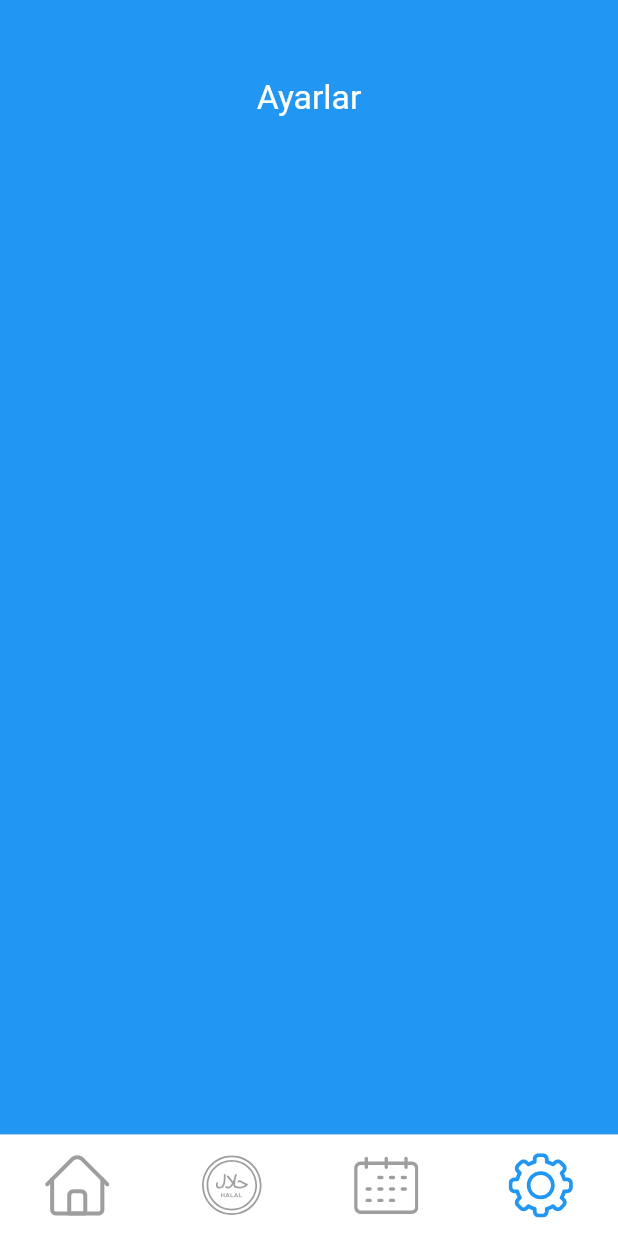
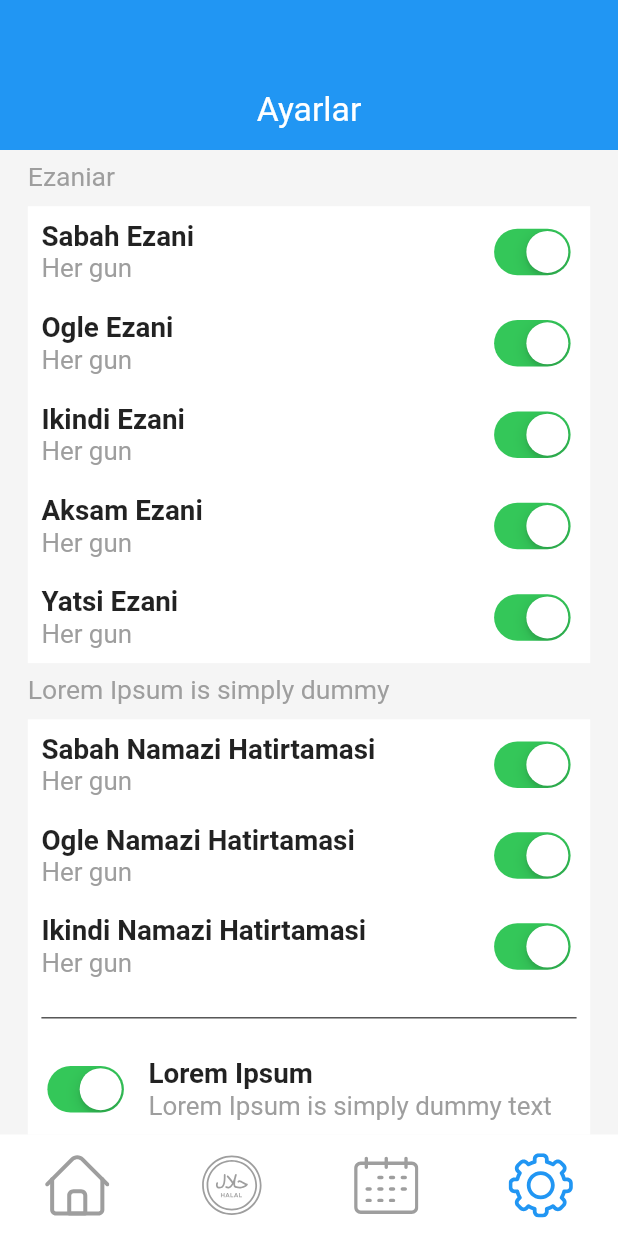
Before and after one commit to ahmadxpanahi/prayer-times, a Flutter app: the screen it shows after launch, item 4 of the bottom bar chosen, on a phone screen of 412 x 824 dp. Run offline on Flutter 3.47's test engine with Material 2 defaults, Android fonts, the phone set to English and light mode, and no system bars; our stand-ins replace flutter_svg.

Commit message:
The settingScreen ui is complete

```diff
--- a/lib/src/feature/main_screen/main_screen.dart
+++ b/lib/src/feature/main_screen/main_screen.dart
@@ -46,7 +46,7 @@ class _MainScreenState extends State<MainScreen> {
       preferredSize: Size.fromHeight(100),
       child: Container(
         padding: EdgeInsets.only(
-            top: SizeConfig.heightMultiplier! >= 7 ? 3.5.rh : 2.2.rh),
+            top: SizeConfig.heightMultiplier! >= 7 ? 5.5.rh : 4.2.rh),
         alignment: Alignment.center,
         color: PColors.primary,
         height: 13.3.rh,
@@ -61,7 +61,7 @@ class _MainScreenState extends State<MainScreen> {
       preferredSize: Size.fromHeight(100),
       child: Container(
         padding: EdgeInsets.only(
-            top: SizeConfig.heightMultiplier! >= 7 ? 3.5.rh : 2.2.rh),
+            top: SizeConfig.heightMultiplier! >= 7 ? 5.5.rh : 4.2.rh),
         alignment: Alignment.center,
         color: PColors.primary,
         height: 13.3.rh,
@@ -76,7 +76,7 @@ class _MainScreenState extends State<MainScreen> {
       preferredSize: Size.fromHeight(100),
       child: Container(
         padding: EdgeInsets.only(
-            top: SizeConfig.heightMultiplier! >= 7 ? 3.5.rh : 2.2.rh),
+            top: SizeConfig.heightMultiplier! >= 7 ? 5.5.rh : 4.2.rh),
         alignment: Alignment.center,
         color: PColors.primary,
         height: 13.3.rh,
--- a/lib/src/feature/setting_screen/setting_screen.dart
+++ b/lib/src/feature/setting_screen/setting_screen.dart
@@ -1,17 +1,152 @@
+import 'package:flutter/cupertino.dart';
+import 'package:prayer_times_flutter/src/utils/extensions.dart';
 import 'package:flutter/material.dart';
+import 'package:prayer_times_flutter/src/ui/colors.dart';
+import 'package:prayer_times_flutter/src/utils/size_config.dart';
 
 class SettingScreen extends StatefulWidget {
-  const SettingScreen({ Key? key }) : super(key: key);
+  const SettingScreen({Key? key}) : super(key: key);
 
   @override
   _SettingScreenState createState() => _SettingScreenState();
 }
 
 class _SettingScreenState extends State<SettingScreen> {
+  bool _val = true;
+
+  Widget _topContainer() => Expanded(
+        flex: 11,
+        child: Container(
+            padding: EdgeInsets.symmetric(horizontal: 2.2.rw),
+            color: Colors.white,
+            child: Column(
+                mainAxisAlignment: MainAxisAlignment.spaceAround,
+                children: [
+                  _settingItem('Sabah Ezani', 'Her gun'),
+                  _settingItem('Ogle Ezani', 'Her gun'),
+                  _settingItem('Ikindi Ezani', 'Her gun'),
+                  _settingItem('Aksam Ezani', 'Her gun'),
+                  _settingItem('Yatsi Ezani', 'Her gun'),
+                ],
+              ),),
+      );
+
+  Widget _bottomContainer() => Expanded(
+        flex: 10,
+        child: Container(
+            padding: EdgeInsets.symmetric(horizontal: 2.2.rw),
+            color: Colors.white,
+            child: Column(
+              mainAxisAlignment: MainAxisAlignment.spaceAround,
+              children: [
+                _settingItem('Sabah Namazi Hatirtamasi', 'Her gun'),
+                _settingItem('Ogle Namazi Hatirtamasi', 'Her gun'),
+                _settingItem('Ikindi Namazi Hatirtamasi', 'Her gun'),
+                Divider(
+                  color: Colors.black,
+                ),
+                Row(
+                  mainAxisAlignment: MainAxisAlignment.start,
+                  children: [
+                    Transform.scale(
+                      scale: SizeConfig.heightMultiplier! < 6 ? 0.6 : 1,
+                      child: CupertinoSwitch(
+                          value: _val,
+                          onChanged: (value) {
+                            setState(() {
+                              _val = value;
+                            });
+                          }),
+                    ),
+                    SizedBox(
+                      width: SizeConfig.heightMultiplier! > 6 ? 3.0.rw : 2.2,
+                    ),
+                    Column(
+                      crossAxisAlignment: CrossAxisAlignment.start,
+                      children: [
+                        Text(
+                          'Lorem Ipsum',
+                          style: TextStyle(
+                              fontSize: SizeConfig.heightMultiplier! < 6 ? 3.2.rw : 4.5.rw, fontWeight: FontWeight.bold),
+                        ),
+                        Text(
+                          'Lorem Ipsum is simply dummy text',
+                          style:
+                              TextStyle(fontSize: SizeConfig.heightMultiplier! < 6 ? 3.0.rw : 4.2.rw, color: Colors.grey),
+                        ),
+                      ],
+                    ),
+                  ],
+                ),
+              ],
+            )),
+      );
+
+  Widget _settingItem(
+    title,
+    subTitle,
+  ) {
+    return Row(
+      mainAxisAlignment: MainAxisAlignment.spaceBetween,
+      children: [
+        Column(
+          crossAxisAlignment: CrossAxisAlignment.start,
+          children: [
+            Text(
+              title,
+              style: TextStyle(
+                  fontSize: SizeConfig.heightMultiplier! < 6 ? 3.2.rw : 4.5.rw,
+                  fontWeight: FontWeight.bold),
+            ),
+            Text(
+              subTitle,
+              style: TextStyle(
+                  fontSize: SizeConfig.heightMultiplier! < 6 ? 3.0.rw : 4.2.rw,
+                  color: Colors.grey),
+            ),
+          ],
+        ),
+        Transform.scale(
+          scale: SizeConfig.heightMultiplier! < 6 ? 0.6 : 1,
+          child: CupertinoSwitch(
+              value: _val,
+              onChanged: (value) {
+                setState(() {
+                  _val = value;
+                });
+              }),
+        )
+      ],
+    );
+  }
+
   @override
   Widget build(BuildContext context) {
     return Container(
-      color: Colors.blue,
+      padding: EdgeInsets.symmetric(horizontal: 4.5.rw),
+      color: PColors.background,
+      child: Column(
+        mainAxisAlignment: MainAxisAlignment.spaceBetween,
+        crossAxisAlignment: CrossAxisAlignment.start,
+        children: [
+          Padding(
+            padding: EdgeInsets.symmetric(vertical: 1.0.rh),
+            child: Text(
+              'Ezaniar',
+              style: TextStyle(fontSize: SizeConfig.heightMultiplier! > 6 ? 4.3.rw : 3.3.rw, color: Colors.grey),
+            ),
+          ),
+          _topContainer(),
+          Padding(
+            padding: EdgeInsets.symmetric(vertical: 1.0.rh),
+            child: Text(
+              'Lorem Ipsum is simply dummy',
+              style: TextStyle(fontSize: SizeConfig.heightMultiplier! > 6 ? 4.3.rw : 3.3.rw, color: Colors.grey),
+            ),
+          ),
+          _bottomContainer()
+        ],
+      ),
     );
   }
 }
```
